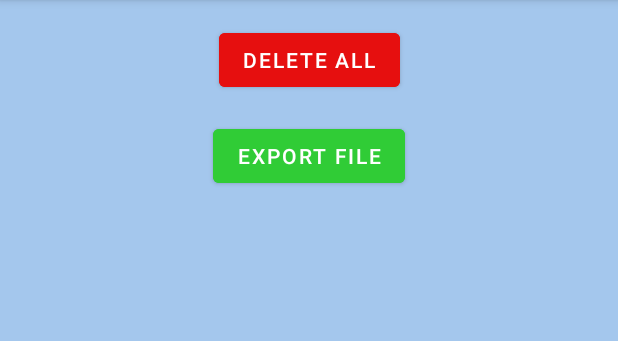
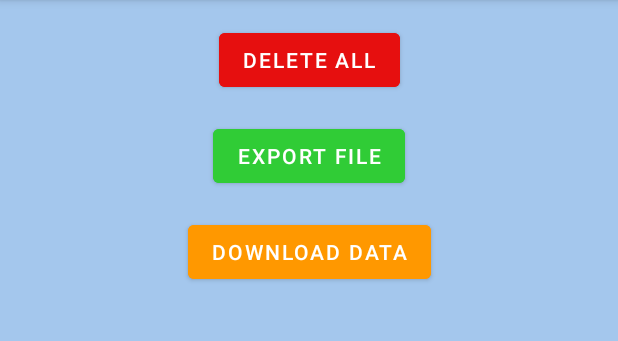
Before and after one commit to Kyrollo/Application_Database, an Android app: the HomeActivity screen opened directly, with no data from a screen before it, on a phone screen of 412 x 824 dp, the part 84-425 px from its top. Run offline under Robolectric (Android 15) with nearby library versions, the phone set to English and light mode, and no system bars; our stand-ins replace Room's generated code; libraries missing offline, so code that uses them is left out: org.apache.poi.

Commit message:
update project

```diff
--- a/app/src/main/res/layout/activity_home.xml
+++ b/app/src/main/res/layout/activity_home.xml
@@ -47,6 +47,34 @@
             app:layout_constraintTop_toBottomOf="@id/btnDeleteAll"
             app:layout_constraintStart_toStartOf="parent"
             app:layout_constraintEnd_toEndOf="parent" />
+
+        <Button
+            android:id="@+id/btnDownload"
+            android:layout_width="wrap_content"
+            android:layout_height="wrap_content"
+            android:layout_marginTop="16dp"
+            android:backgroundTint="#FF9800"
+            android:text="@string/download_data"
+            app:layout_constraintTop_toBottomOf="@id/btnExport"
+            app:layout_constraintStart_toStartOf="parent"
+            app:layout_constraintEnd_toEndOf="parent" />
+
+        <FrameLayout
+            android:layout_width="wrap_content"
+            android:layout_height="wrap_content"
+            android:background="@android:color/black"
+            android:padding="16dp"
+            android:visibility="gone"
+            android:id="@+id/progressBarContainer"
+            app:layout_constraintTop_toTopOf="parent"
+            app:layout_constraintBottom_toBottomOf="parent"
+            app:layout_constraintStart_toStartOf="parent"
+            app:layout_constraintEnd_toEndOf="parent">
+
+            <ProgressBar
+                android:layout_width="wrap_content"
+                android:layout_height="wrap_content" />
+        </FrameLayout>
     </androidx.constraintlayout.widget.ConstraintLayout>
 
     <com.google.android.material.navigation.NavigationView
--- a/app/src/main/res/layout/item_data.xml
+++ b/app/src/main/res/layout/item_data.xml
@@ -8,7 +8,7 @@
 
     <LinearLayout
         android:layout_width="match_parent"
-        android:layout_height="wrap_content"
+        android:layout_height="40dp"
         android:orientation="horizontal"
         app:layout_constraintTop_toTopOf="parent"
         app:layout_constraintStart_toStartOf="parent"
@@ -17,7 +17,7 @@
 
         <TextView
             android:id="@+id/itemDesc"
-            android:layout_width="wrap_content"
+            android:layout_width="160dp"
             android:layout_height="wrap_content"
             android:layout_weight="1"
             android:gravity="center"
@@ -27,7 +27,7 @@
 
         <TextView
             android:id="@+id/itemQty"
-            android:layout_width="wrap_content"
+            android:layout_width="80dp"
             android:layout_height="wrap_content"
             android:layout_weight="1"
             android:gravity="center"
--- a/app/src/main/res/values/strings.xml
+++ b/app/src/main/res/values/strings.xml
@@ -31,11 +31,12 @@
     <string name="loginSucceeded">Login successful</string>
     <string name="connectionSucceeded">Connected successfully!</string>
     <string name="getUsersSucceeded">Get Users successfully!</string>
-    <string name="getUsersFailed">failed to get Users!</string>
+    <string name="getUsersFailed">Failed to get Users!</string>
     <string name="getCatgoriesSucceeded">Get Catgories successfully!</string>
-    <string name="getCatgoriesFailed">failed to get Catgories!</string>
+    <string name="getCatgoriesFailed">Failed to get Catgories!</string>
     <string name="getItemsSucceeded">Get Items successfully!</string>
-    <string name="getItemsFailed">failed to get Items!</string>
+    <string name="getItemsFailed">Failed to get Items!</string>
+    <string name="loadingComplete">All data dowloaded successfully!</string>
     <string name="connectionFailed">Check your internet connection!</string>
     <string name="loginFailed">Invalid credentials. Please re-write your username and password</string>
     <string name="item_desc">Enter Item Desciption</string>
@@ -54,4 +55,5 @@
 
     <string name="arabic">عربي</string>
     <string name="english">English</string>
+    <string name="download_data">Download Data</string>
 </resources>
```
Also changed, not shown: app/src/main/java/com/example/test/API/ApiService.java (+2 -2 lines), app/src/main/java/com/example/test/ApiClasses/CategoryResponse.java (+5 -0 lines), app/src/main/java/com/example/test/ApiClasses/ItemResponse.java (+15 -9 lines), app/src/main/java/com/example/test/Dao/ItemDao.java (+0 -1 lines), app/src/main/java/com/example/test/HomeActivity.java (+75 -19 lines), app/src/main/java/com/example/test/MenuPages/DataDisplay.java (+1 -1 lines), app/src/main/java/com/example/test/MenuPages/DataEntry.java (+20 -15 lines), app/src/main/res/layout/activity_data_display.xml (+4 -4 lines), 1 other file.
